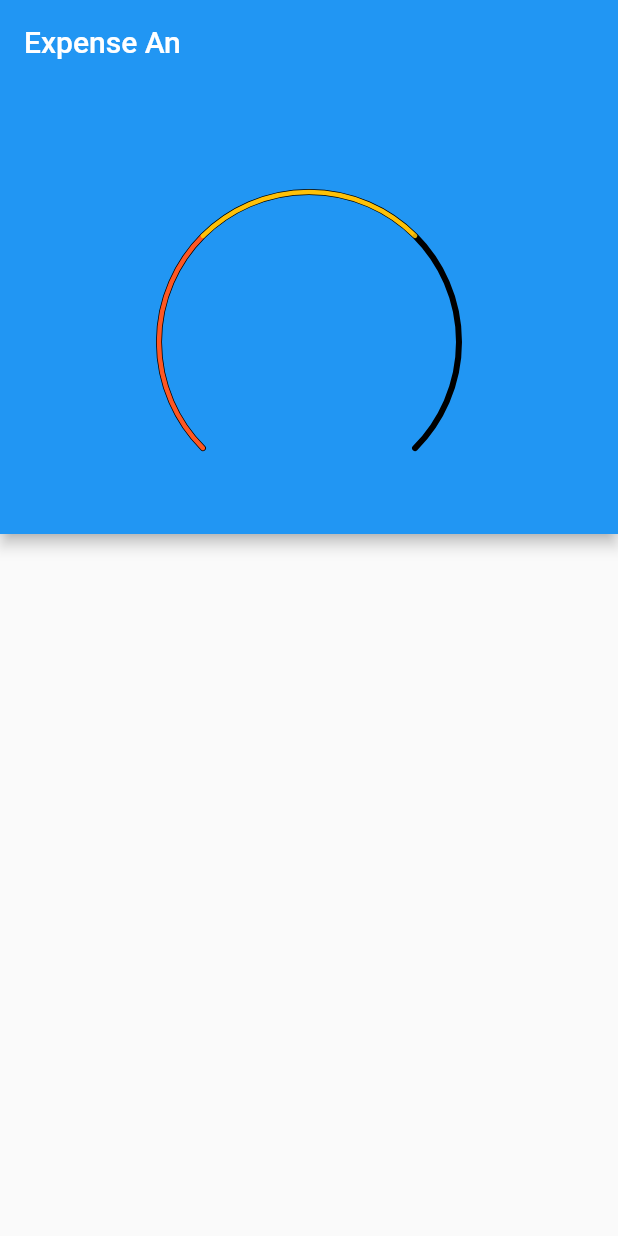
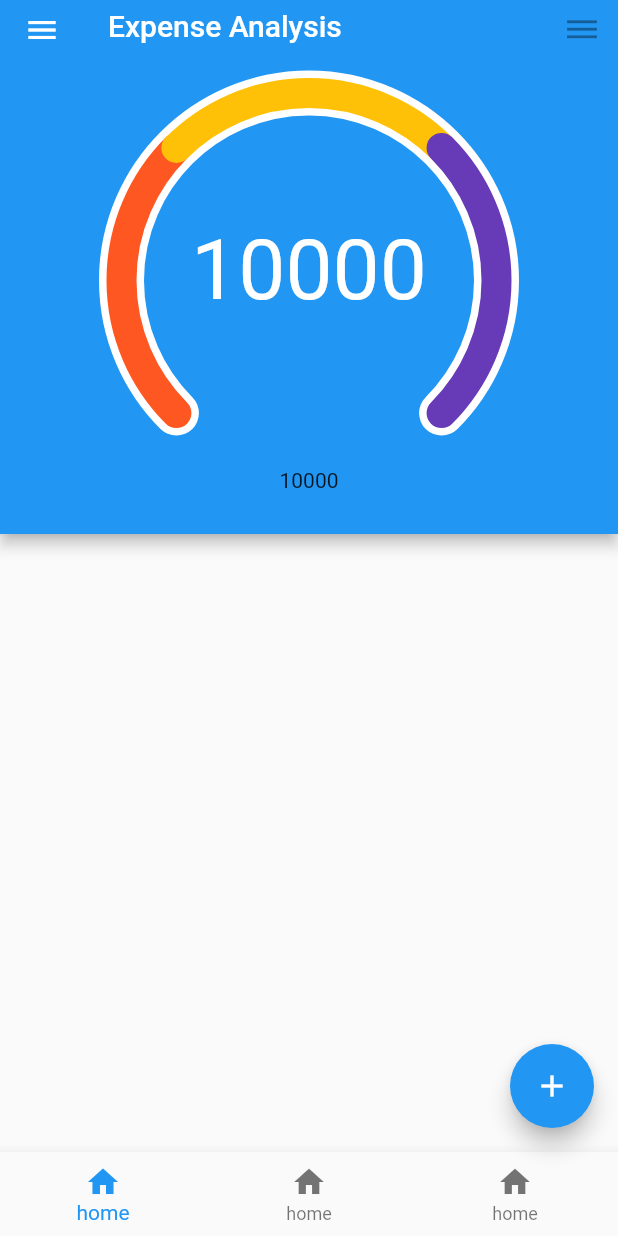
Before and after one commit to ygretharekar/exp_an, a Flutter app: the screen it shows after launch, on a phone screen of 412 x 824 dp. Run offline on Flutter 3.47's test engine with Material 2 defaults, Android fonts, the phone set to English and light mode, and no system bars; our stand-ins replace flutter_redux, redux.

```diff
--- a/lib/main.dart
+++ b/lib/main.dart
@@ -29,7 +29,7 @@ class MyApp extends StatelessWidget {
               new ArcData(
                   startAngle: 5.49779,
                   angle: 1.5708,
-                  color: Colors.black12
+                  color: Colors.deepPurple
               ),
             ]
         )
--- a/lib/models/arc_data.dart
+++ b/lib/models/arc_data.dart
@@ -13,11 +13,13 @@ class ArcData {
     this.color = Colors.white
   });
 
+
+
   static ArcData lerp(ArcData begin, ArcData end, double t) =>
       new ArcData(
           startAngle: begin.startAngle,
-          angle: lerpDouble(begin.angle, end.angle, t),
-          color: Color.lerp(begin.color, end.color, t)
+          angle: lerpDouble(0.0, end.angle, t),
+          color: Color.lerp(Colors.white, end.color, t)
       );
 
 }
--- a/lib/models/arc_list.dart
+++ b/lib/models/arc_list.dart
@@ -10,12 +10,15 @@ class ArcList {
 
     List<ArcData> listArc = [];
 
-    for(int i = 0; i < arcList.arcs.length; ++i ){
-      listArc.add(arcList.arcs[i]);
+    for(int i = 0; i < arcList.arcs.length; i++ ){
+      listArc.add(
+          new ArcData(
+              startAngle: arcList.arcs[i].startAngle,
+              angle: 0.0
+          )
+      );
     }
-
     return new ArcList(listArc);
-
   }
 
   ArcList addArc(ArcData arc){
@@ -29,13 +32,11 @@ class ArcList {
 
     List<ArcData> ans = new List.generate(
         begin.arcs.length,
-        (i) {
-          return ArcData.lerp(
+        (i) => ArcData.lerp(
               begin.arcs[i],
               end.arcs[i],
               t
-          );
-        }
+        )
     );
 
     return new ArcList(ans);
--- a/lib/presentation/draw_arc.dart
+++ b/lib/presentation/draw_arc.dart
@@ -26,13 +26,14 @@ class DrawArcState extends State<DrawArc> with TickerProviderStateMixin {
   void initState() {
     super.initState();
     animation = new AnimationController(
-        duration: const Duration(milliseconds: 5000),
+        duration: const Duration(milliseconds: 500),
         vsync: this
     );
     tween = new ArcListTween(
         new ArcList.empty(this.arcList),
         this.arcList
     );
+    animation.forward();
   }
 
   @override
@@ -42,10 +43,10 @@ class DrawArcState extends State<DrawArc> with TickerProviderStateMixin {
   }
 
   @override
-  Widget build(BuildContext context) {
+  Widget build(BuildContext context){
     return new Scaffold(
       appBar: new AppBar(
-        title: new Text('Expense An'),
+        title: new Text('Expense Analysis'),
         bottom: new PreferredSize(
             child: new Column(
               crossAxisAlignment: CrossAxisAlignment.center,
@@ -53,16 +54,54 @@ class DrawArcState extends State<DrawArc> with TickerProviderStateMixin {
                 new Container(
                   padding: const EdgeInsets.all(28.0),
                   child: new Center(
-                      child: new CustomPaint(
-                        size: new Size(200.0, 200.0),
-                        painter: new ArcPainter(tween.animate(animation)),
-                      ),
+                      child: new Column(
+                        children: <Widget>[
+                          new CustomPaint(
+                            size: new Size(250.0, 250.0),
+                            painter: new ArcPainter(tween.animate(animation)),
+                          ),
+                          new Text(
+                            '10000',
+
+                          )
+                        ],
+                      )
                   ),
                 )
               ],
             ),
             preferredSize: new Size(200.0, 300.0)
         ),
+        actions: <Widget>[
+          new IconButton(
+              icon: new Icon(Icons.dehaze),
+              color: Colors.white,
+              onPressed: null
+          )
+        ],
+      ),
+      bottomNavigationBar: new BottomNavigationBar(
+          items: <BottomNavigationBarItem>[
+            new BottomNavigationBarItem(
+                icon: new Icon(Icons.home),
+                title: new Text('home')
+            ),
+            new BottomNavigationBarItem(
+                icon: new Icon(Icons.home),
+                title: new Text('home')
+            ),
+            new BottomNavigationBarItem(
+                icon: new Icon(Icons.home),
+                title: new Text('home')
+            ),
+          ]
+      ),
+      floatingActionButton: new FloatingActionButton(
+          onPressed: null,
+          child: new Icon(Icons.add),
+      ),
+      drawer: new Drawer(
+        child: new ListView(),
       ),
     );
   }
```
Also changed, not shown: lib/presentation/arc_painter.dart (+30 -5 lines), pubspec.yaml (+16 -10 lines), fonts/DoHyeon-Regular.ttf (added), fonts/Gugi-Regular.ttf (added), 3 other files.
